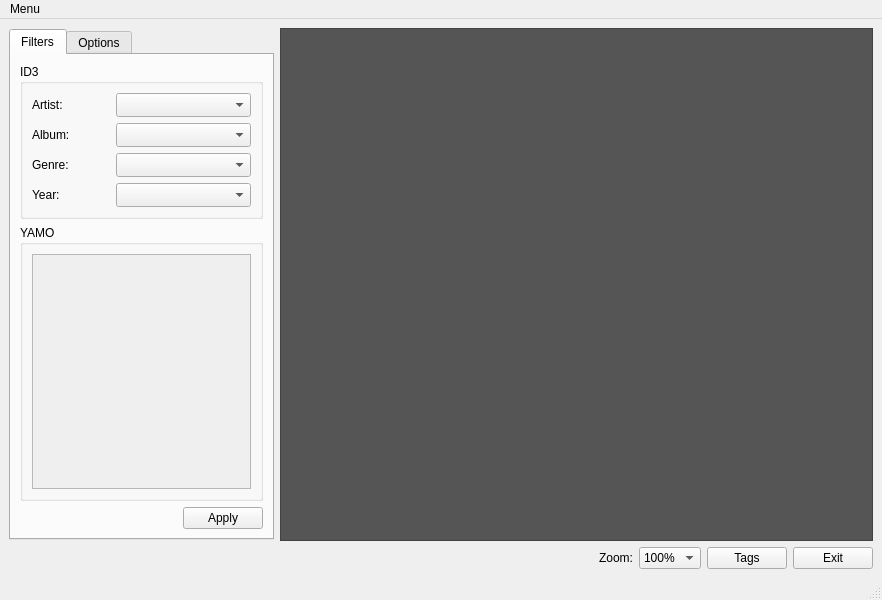
andrecaribe/yamo2a, file trunk/src/MainWindow_beta.ui: the form before one commit.
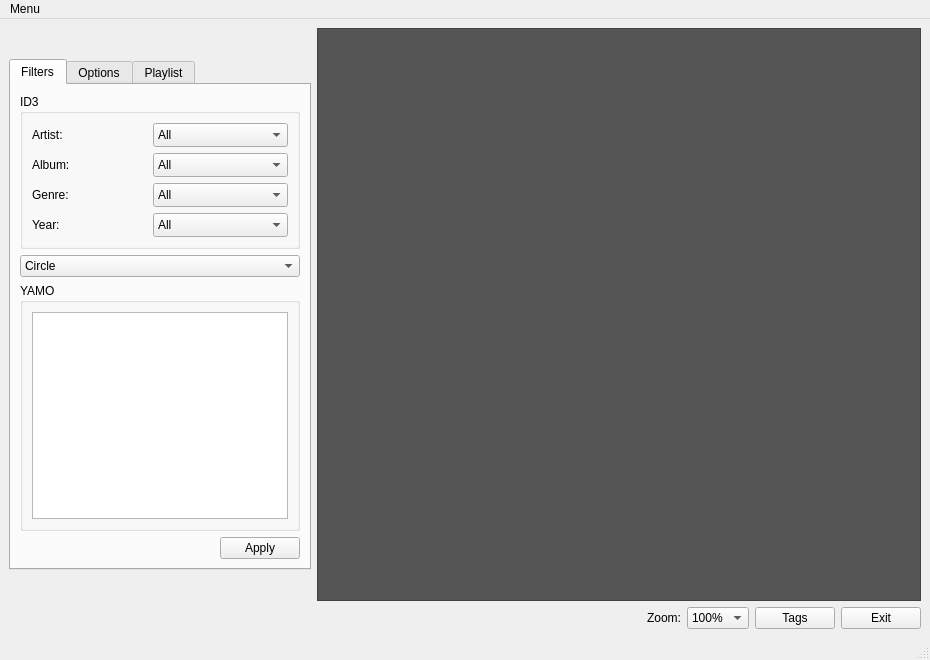
The form after the commit.

```diff
--- a/trunk/src/MainWindow_beta.ui
+++ b/trunk/src/MainWindow_beta.ui
@@ -7,8 +7,8 @@
    <rect>
     <x>0</x>
     <y>0</y>
-    <width>882</width>
-    <height>600</height>
+    <width>930</width>
+    <height>660</height>
    </rect>
   </property>
   <property name="windowTitle">
@@ -84,7 +84,7 @@
              <item>
               <widget class="QComboBox" name="cmbArtist">
                <property name="sizePolicy">
-                <sizepolicy hsizetype="Expanding" vsizetype="Fixed">
+                <sizepolicy hsizetype="Fixed" vsizetype="Fixed">
                  <horstretch>0</horstretch>
                  <verstretch>0</verstretch>
                 </sizepolicy>
@@ -95,6 +95,17 @@
                  <height>24</height>
                 </size>
                </property>
+               <property name="maximumSize">
+                <size>
+                 <width>135</width>
+                 <height>24</height>
+                </size>
+               </property>
+               <item>
+                <property name="text">
+                 <string>All</string>
+                </property>
+               </item>
               </widget>
              </item>
             </layout>
@@ -130,7 +141,7 @@
              <item>
               <widget class="QComboBox" name="cmbAlbum">
                <property name="sizePolicy">
-                <sizepolicy hsizetype="Expanding" vsizetype="Fixed">
+                <sizepolicy hsizetype="Fixed" vsizetype="Fixed">
                  <horstretch>0</horstretch>
                  <verstretch>0</verstretch>
                 </sizepolicy>
@@ -141,6 +152,17 @@
                  <height>24</height>
                 </size>
                </property>
+               <property name="maximumSize">
+                <size>
+                 <width>135</width>
+                 <height>24</height>
+                </size>
+               </property>
+               <item>
+                <property name="text">
+                 <string>All</string>
+                </property>
+               </item>
               </widget>
              </item>
             </layout>
@@ -176,7 +198,7 @@
              <item>
               <widget class="QComboBox" name="cmbGenre">
                <property name="sizePolicy">
-                <sizepolicy hsizetype="Expanding" vsizetype="Fixed">
+                <sizepolicy hsizetype="Fixed" vsizetype="Fixed">
                  <horstretch>0</horstretch>
                  <verstretch>0</verstretch>
                 </sizepolicy>
@@ -187,6 +209,17 @@
                  <height>24</height>
                 </size>
                </property>
+               <property name="maximumSize">
+                <size>
+                 <width>135</width>
+                 <height>24</height>
+                </size>
+               </property>
+               <item>
+                <property name="text">
+                 <string>All</string>
+                </property>
+               </item>
               </widget>
              </item>
             </layout>
@@ -222,7 +255,7 @@
              <item>
               <widget class="QComboBox" name="cmbYear">
                <property name="sizePolicy">
-                <sizepolicy hsizetype="Expanding" vsizetype="Fixed">
+                <sizepolicy hsizetype="Fixed" vsizetype="Fixed">
                  <horstretch>0</horstretch>
                  <verstretch>0</verstretch>
                 </sizepolicy>
@@ -233,6 +266,17 @@
                  <height>24</height>
                 </size>
                </property>
+               <property name="maximumSize">
+                <size>
+                 <width>135</width>
+                 <height>24</height>
+                </size>
+               </property>
+               <item>
+                <property name="text">
+                 <string>All</string>
+                </property>
+               </item>
               </widget>
              </item>
             </layout>
@@ -240,7 +284,7 @@
           </layout>
          </widget>
         </item>
-        <item row="1" column="0">
+        <item row="2" column="0">
          <widget class="QGroupBox" name="groupYAMOFilters">
           <property name="sizePolicy">
            <sizepolicy hsizetype="Expanding" vsizetype="Expanding">
@@ -253,38 +297,24 @@
           </property>
           <layout class="QGridLayout" name="gridLayout_2">
            <item row="0" column="0">
-            <widget class="QScrollArea" name="listYAMOFilters">
-             <property name="lineWidth">
-              <number>0</number>
-             </property>
-             <property name="widgetResizable">
-              <bool>true</bool>
+            <widget class="QGraphicsView" name="tagFiltersList">
+             <property name="sceneRect">
+              <rectf>
+               <x>0.000000000000000</x>
+               <y>0.000000000000000</y>
+               <width>0.000000000000000</width>
+               <height>0.000000000000000</height>
+              </rectf>
              </property>
              <property name="alignment">
-              <set>Qt::AlignLeading|Qt::AlignLeft|Qt::AlignVCenter</set>
+              <set>Qt::AlignHCenter|Qt::AlignTop</set>
              </property>
-             <widget class="QWidget" name="scrollAreaWidgetContents">
-              <property name="geometry">
-               <rect>
-                <x>0</x>
-                <y>0</y>
-                <width>214</width>
-                <height>235</height>
-               </rect>
-              </property>
-              <property name="sizePolicy">
-               <sizepolicy hsizetype="Expanding" vsizetype="Expanding">
-                <horstretch>0</horstretch>
-                <verstretch>0</verstretch>
-               </sizepolicy>
-              </property>
-             </widget>
             </widget>
            </item>
           </layout>
          </widget>
         </item>
-        <item row="2" column="0">
+        <item row="3" column="0">
          <layout class="QHBoxLayout" name="horizontalLayout_5">
           <item>
            <spacer name="horizontalSpacer_6">
@@ -314,6 +344,20 @@
           </item>
          </layout>
         </item>
+        <item row="1" column="0">
+         <widget class="QComboBox" name="cmbMethod">
+          <item>
+           <property name="text">
+            <string>Circle </string>
+           </property>
+          </item>
+          <item>
+           <property name="text">
+            <string>Mini PCA</string>
+           </property>
+          </item>
+         </widget>
+        </item>
        </layout>
       </widget>
       <widget class="QWidget" name="tabOptions">
@@ -337,6 +381,11 @@
         </property>
        </widget>
       </widget>
+      <widget class="QWidget" name="tabPlaylist">
+       <attribute name="title">
+        <string>Playlist</string>
+       </attribute>
+      </widget>
      </widget>
     </item>
     <item row="0" column="1">
@@ -344,6 +393,29 @@
       <property name="styleSheet">
        <string>background-color: rgb(85, 85, 85);</string>
       </property>
+      <property name="verticalScrollBarPolicy">
+       <enum>Qt::ScrollBarAlwaysOff</enum>
+      </property>
+      <property name="horizontalScrollBarPolicy">
+       <enum>Qt::ScrollBarAlwaysOff</enum>
+      </property>
+      <property name="sceneRect">
+       <rectf>
+        <x>0.000000000000000</x>
+        <y>0.000000000000000</y>
+        <width>632.000000000000000</width>
+        <height>579.000000000000000</height>
+       </rectf>
+      </property>
+      <property name="alignment">
+       <set>Qt::AlignCenter</set>
+      </property>
+      <property name="renderHints">
+       <set>QPainter::Antialiasing|QPainter::TextAntialiasing</set>
+      </property>
+      <property name="resizeAnchor">
+       <enum>QGraphicsView::AnchorViewCenter</enum>
+      </property>
      </widget>
     </item>
     <item row="1" column="0" colspan="2">
@@ -410,7 +482,7 @@
     <rect>
      <x>0</x>
      <y>0</y>
-     <width>882</width>
+     <width>930</width>
      <height>23</height>
     </rect>
    </property>
```
